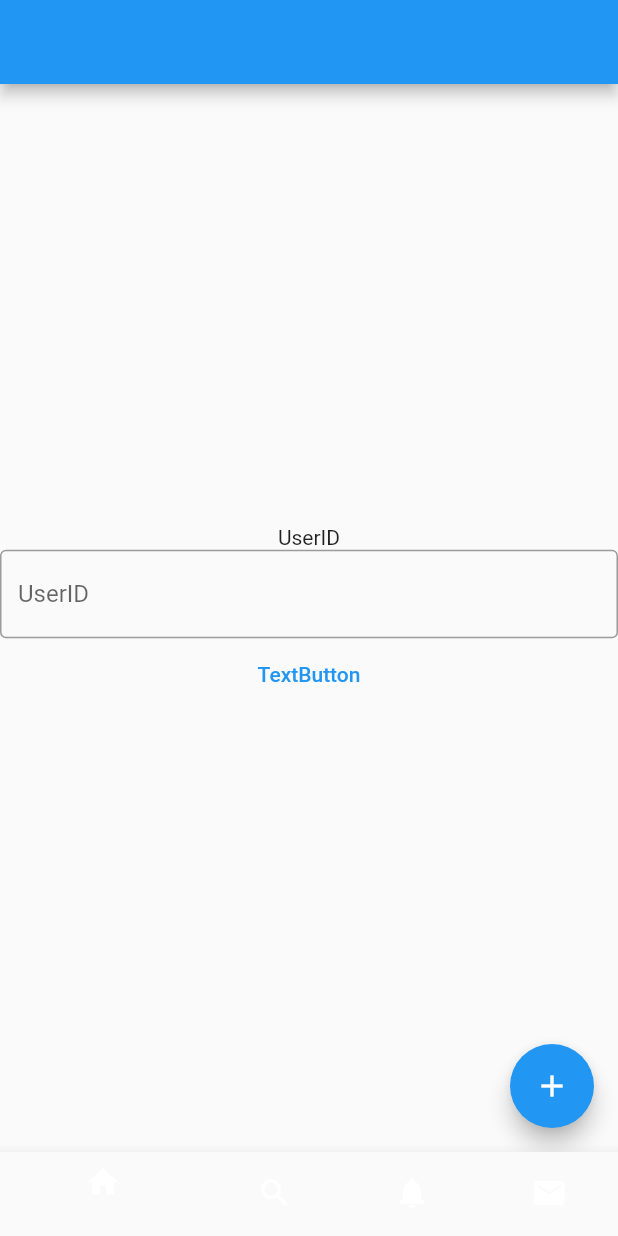
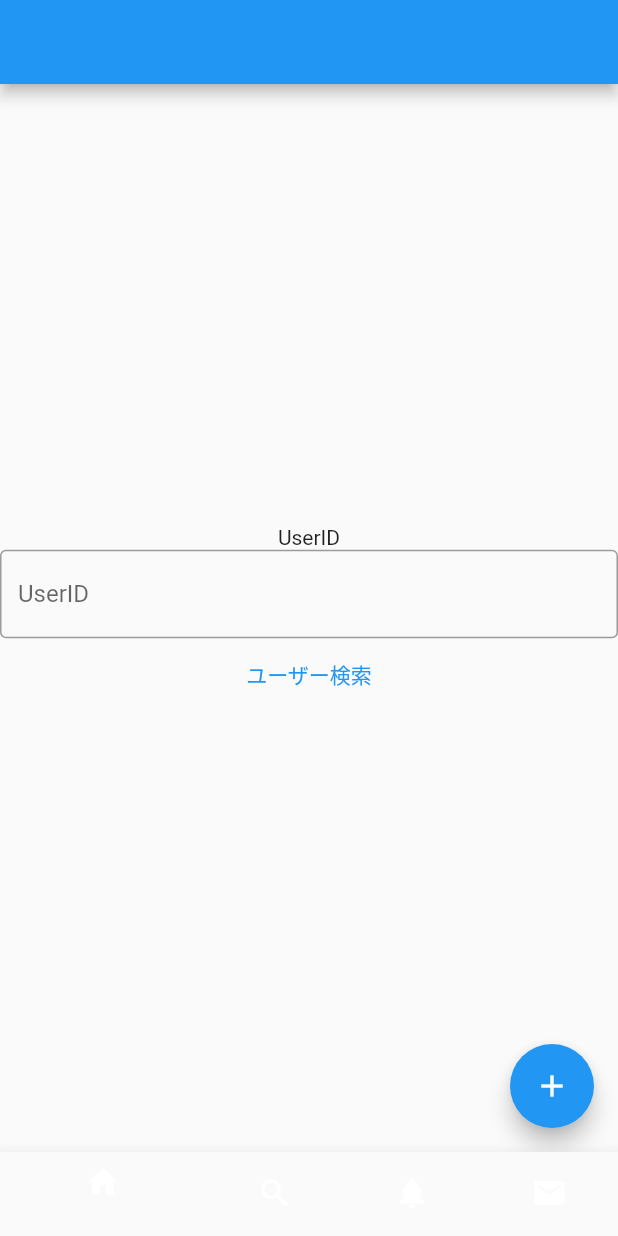
Before and after one commit to ioridev/twix, a Flutter app: the screen it shows after launch, on a phone screen of 412 x 824 dp. Run offline on Flutter 3.47's test engine with Material 2 defaults, Android fonts, the phone set to English and light mode, and no system bars; our stand-ins replace flutter_dotenv, flutter_riverpod, hooks_riverpod; missing offline and left inert: solarized_theme.

Commit message:
tiny fix

```diff
--- a/lib/view/home_page.dart
+++ b/lib/view/home_page.dart
@@ -22,7 +22,7 @@ class HomePage extends StatelessWidget {
             ),
             TextField(
                 controller: _controller,
-                decoration: InputDecoration(
+                decoration: const InputDecoration(
                   border: OutlineInputBorder(),
                   labelText: 'UserID',
                 )),
@@ -39,7 +39,7 @@ class HomePage extends StatelessWidget {
                   );
                 }
               },
-              child: Text('TextButton'),
+              child: const Text('ユーザー検索'),
             )
           ],
         ),
```
